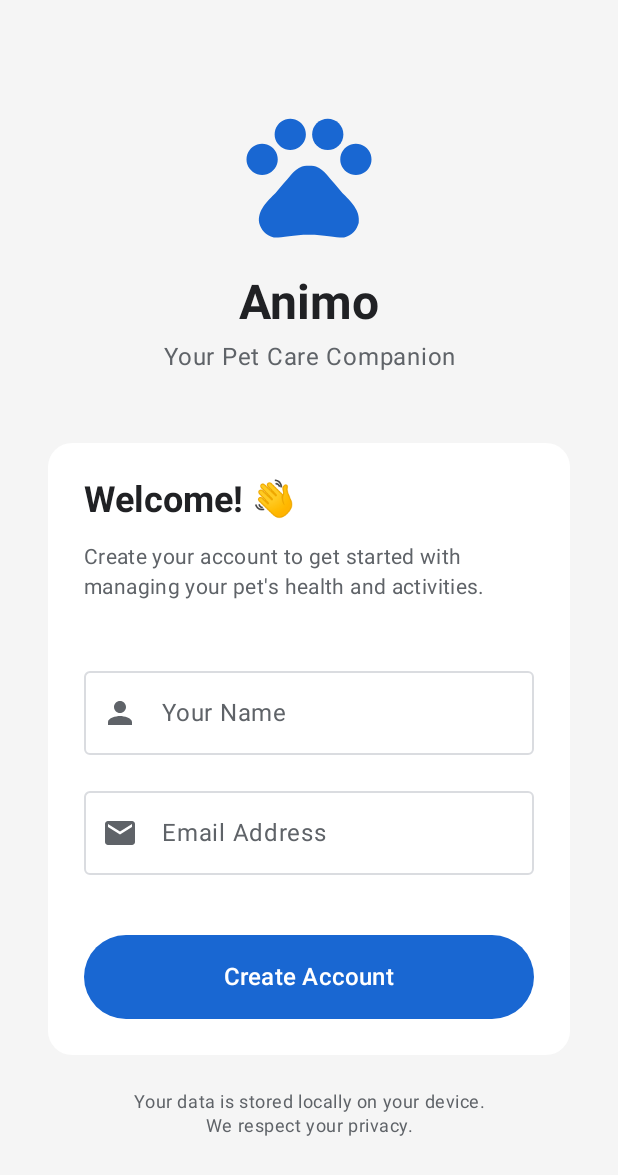
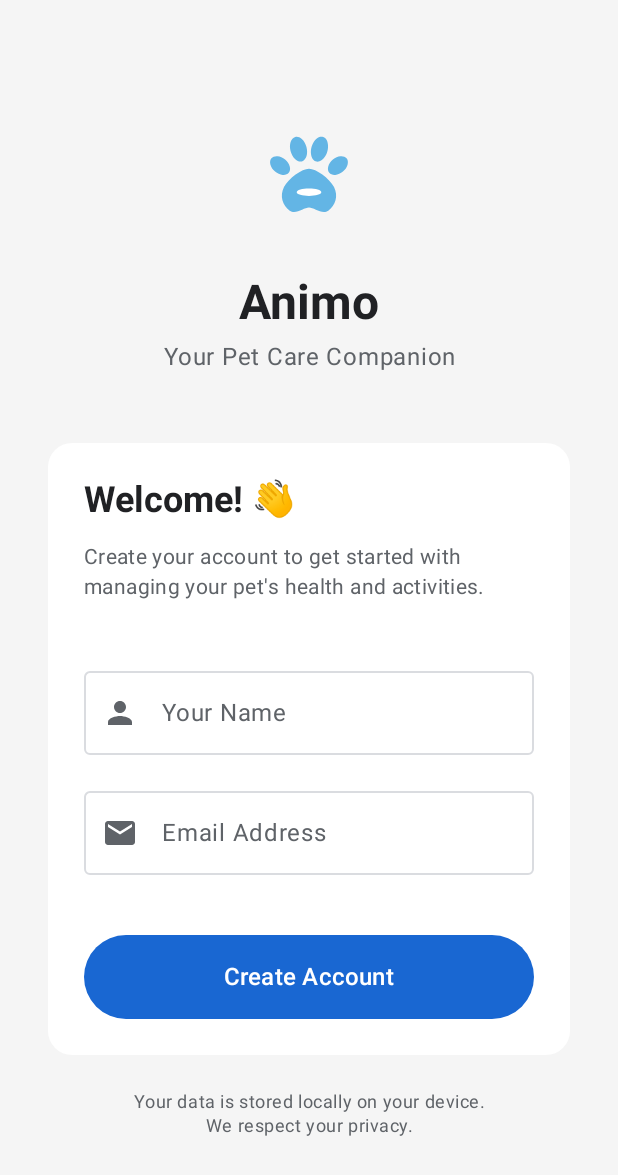
Before and after one commit to linnthantsoewai/animo, an Android app built with Jetpack Compose: the screen it shows after launch (MainActivity), on a phone screen of 412 x 824 dp. Shown: the top 1175 px of the screen. Run offline under Robolectric (Android 15) with nearby library versions, the phone set to English and light mode, and no system bars; our stand-ins replace Room's generated code.

Commit message:
Feat: Add new app logo and update launcher icon
- Introduce a new vector drawable for the Animo app logo.
- Update the adaptive launcher icon to use the new logo for the foreground and a solid white color for the background.
- Replace the placeholder `Pets` icon with the new `ic_animo_logo` on the splash and login screens.

```diff
--- a/app/src/main/java/com/ltsw/animo/MainActivity.kt
+++ b/app/src/main/java/com/ltsw/animo/MainActivity.kt
@@ -3,18 +3,16 @@ package com.ltsw.animo
 import android.os.Bundle
 import androidx.activity.ComponentActivity
 import androidx.activity.compose.setContent
+import androidx.compose.foundation.Image
 import androidx.compose.foundation.background
 import androidx.compose.foundation.layout.Box
 import androidx.compose.foundation.layout.fillMaxSize
 import androidx.compose.foundation.layout.size
-import androidx.compose.material.icons.Icons
-import androidx.compose.material.icons.filled.Pets
-import androidx.compose.material3.CircularProgressIndicator
-import androidx.compose.material3.Icon
 import androidx.compose.material3.MaterialTheme
 import androidx.compose.runtime.*
 import androidx.compose.ui.Alignment
 import androidx.compose.ui.Modifier
+import androidx.compose.ui.res.painterResource
 import androidx.compose.ui.unit.dp
 import com.ltsw.animo.ui.navigation.AnimoApp
 import com.ltsw.animo.ui.screens.LoginScreen
@@ -61,11 +59,10 @@ class MainActivity : ComponentActivity() {
                                 .background(MaterialTheme.colorScheme.background),
                             contentAlignment = Alignment.Center
                         ) {
-                            Icon(
-                                imageVector = Icons.Filled.Pets,
+                            Image(
+                                painter = painterResource(id = R.drawable.ic_animo_logo),
                                 contentDescription = "Animo Logo",
-                                modifier = Modifier.size(80.dp),
-                                tint = MaterialTheme.colorScheme.primary
+                                modifier = Modifier.size(80.dp)
                             )
                         }
                     }
--- a/app/src/main/java/com/ltsw/animo/ui/screens/LoginScreen.kt
+++ b/app/src/main/java/com/ltsw/animo/ui/screens/LoginScreen.kt
@@ -1,5 +1,6 @@
 package com.ltsw.animo.ui.screens
 
+import androidx.compose.foundation.Image
 import androidx.compose.foundation.background
 import androidx.compose.foundation.layout.*
 import androidx.compose.foundation.rememberScrollState
@@ -7,16 +8,17 @@ import androidx.compose.foundation.verticalScroll
 import androidx.compose.material.icons.Icons
 import androidx.compose.material.icons.filled.Email
 import androidx.compose.material.icons.filled.Person
-import androidx.compose.material.icons.filled.Pets
 import androidx.compose.material3.*
 import androidx.compose.runtime.*
 import androidx.compose.ui.Alignment
 import androidx.compose.ui.Modifier
 import androidx.compose.ui.platform.LocalContext
+import androidx.compose.ui.res.painterResource
 import androidx.compose.ui.text.font.FontWeight
 import androidx.compose.ui.text.style.TextAlign
 import androidx.compose.ui.unit.dp
 import com.ltsw.animo.AnimoApplication
+import com.ltsw.animo.R
 import kotlinx.coroutines.launch
 
 @Composable
@@ -48,11 +50,10 @@ fun LoginScreen(onLoginSuccess: () -> Unit) {
             verticalArrangement = Arrangement.Center
         ) {
             // Logo/Icon
-            Icon(
-                imageVector = Icons.Filled.Pets,
+            Image(
+                painter = painterResource(id = R.drawable.ic_animo_logo),
                 contentDescription = "Animo Logo",
-                modifier = Modifier.size(100.dp),
-                tint = MaterialTheme.colorScheme.primary
+                modifier = Modifier.size(100.dp)
             )
 
             Spacer(modifier = Modifier.height(16.dp))
--- /dev/null
+++ b/app/src/main/res/drawable/ic_animo_logo.xml
@@ -0,0 +1,57 @@
+<vector xmlns:android="http://schemas.android.com/apk/res/android"
+    android:width="108dp"
+    android:height="108dp"
+    android:viewportWidth="512"
+    android:viewportHeight="512">
+
+    <!-- Scale down to 70% and center for proper padding -->
+    <group
+        android:scaleX="0.7"
+        android:scaleY="0.7"
+        android:pivotX="256"
+        android:pivotY="256">
+
+    <group android:translateY="-30">
+
+        <path
+            android:fillColor="#63B5E5"
+            android:pathData="M256,255
+                            C290,255 355,300 378,345
+                            C400,390 385,435 350,460
+                            C320,480 280,445 256,445
+                            C232,445 192,480 162,460
+                            C127,435 112,390 134,345
+                            C157,300 222,255 256,255 Z"/>
+
+        <group android:pivotX="115" android:pivotY="240" android:rotation="-50">
+            <path
+                android:fillColor="#63B5E5"
+                android:pathData="M77,240 a38,55 0 1,0 76,0 a38,55 0 1,0 -76,0" />
+        </group>
+
+        <group android:pivotX="205" android:pivotY="160" android:rotation="-15">
+            <path
+                android:fillColor="#63B5E5"
+                android:pathData="M165,160 a40,62 0 1,0 80,0 a40,62 0 1,0 -80,0" />
+        </group>
+
+        <group android:pivotX="307" android:pivotY="160" android:rotation="15">
+            <path
+                android:fillColor="#63B5E5"
+                android:pathData="M267,160 a40,62 0 1,0 80,0 a40,62 0 1,0 -80,0" />
+        </group>
+
+        <group android:pivotX="397" android:pivotY="240" android:rotation="50">
+            <path
+                android:fillColor="#63B5E5"
+                android:pathData="M359,240 a38,55 0 1,0 76,0 a38,55 0 1,0 -76,0" />
+        </group>
+
+        <path
+            android:fillColor="#FFFFFF"
+            android:pathData="M196,370 a60,18 0 1,0 120,0 a60,18 0 1,0 -120,0" />
+
+    </group>
+
+    </group>
+</vector>
--- a/app/src/main/res/mipmap-anydpi-v26/ic_launcher.xml
+++ b/app/src/main/res/mipmap-anydpi-v26/ic_launcher.xml
@@ -1,6 +1,5 @@
 <?xml version="1.0" encoding="utf-8"?>
 <adaptive-icon xmlns:android="http://schemas.android.com/apk/res/android">
-    <background android:drawable="@drawable/ic_launcher_background" />
-    <foreground android:drawable="@drawable/ic_launcher_foreground" />
-    <monochrome android:drawable="@drawable/ic_launcher_foreground" />
+    <background android:drawable="@color/ic_launcher_background"/>
+    <foreground android:drawable="@drawable/ic_animo_logo"/>
 </adaptive-icon>
--- a/app/src/main/res/mipmap-anydpi-v26/ic_launcher_round.xml
+++ b/app/src/main/res/mipmap-anydpi-v26/ic_launcher_round.xml
@@ -1,6 +1,5 @@
 <?xml version="1.0" encoding="utf-8"?>
 <adaptive-icon xmlns:android="http://schemas.android.com/apk/res/android">
-    <background android:drawable="@drawable/ic_launcher_background" />
-    <foreground android:drawable="@drawable/ic_launcher_foreground" />
-    <monochrome android:drawable="@drawable/ic_launcher_foreground" />
+    <background android:drawable="@color/ic_launcher_background"/>
+    <foreground android:drawable="@drawable/ic_animo_logo"/>
 </adaptive-icon>
--- a/app/src/main/res/values/colors.xml
+++ b/app/src/main/res/values/colors.xml
@@ -7,4 +7,7 @@
     <color name="teal_700">#FF018786</color>
     <color name="black">#FF000000</color>
     <color name="white">#FFFFFFFF</color>
+
+    <!-- App Launcher Icon Background -->
+    <color name="ic_launcher_background">#FFFFFF</color>
 </resources>
```
